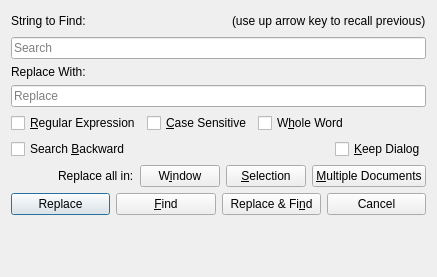
Old version of the form src/DialogReplace.ui in the repository eteran/nedit-ng.
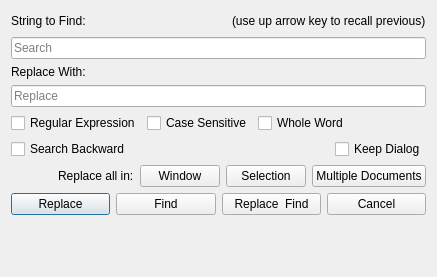
New version of the form. Icons and pictures are not drawn.

The edit to the form file:
```diff
--- a/src/DialogReplace.ui
+++ b/src/DialogReplace.ui
@@ -77,21 +77,21 @@
      <item>
       <widget class="QCheckBox" name="checkRegex">
        <property name="text">
-        <string>&amp;Regular Expression</string>
+        <string>Regular Expression</string>
        </property>
       </widget>
      </item>
      <item>
       <widget class="QCheckBox" name="checkCase">
        <property name="text">
-        <string>&amp;Case Sensitive</string>
+        <string>Case Sensitive</string>
        </property>
       </widget>
      </item>
      <item>
       <widget class="QCheckBox" name="checkWord">
        <property name="text">
-        <string>W&amp;hole Word</string>
+        <string>Whole Word</string>
        </property>
       </widget>
      </item>
@@ -115,7 +115,7 @@
      <item>
       <widget class="QCheckBox" name="checkBackward">
        <property name="text">
-        <string>Search &amp;Backward</string>
+        <string>Search Backward</string>
        </property>
       </widget>
      </item>
@@ -135,7 +135,7 @@
      <item>
       <widget class="QCheckBox" name="checkKeep">
        <property name="text">
-        <string>&amp;Keep Dialog</string>
+        <string>Keep Dialog</string>
        </property>
       </widget>
      </item>
@@ -166,7 +166,7 @@
      <item>
       <widget class="QPushButton" name="buttonWindow">
        <property name="text">
-        <string>W&amp;indow</string>
+        <string>Window</string>
        </property>
        <property name="icon">
         <iconset theme="window">
@@ -177,7 +177,7 @@
      <item>
       <widget class="QPushButton" name="buttonSelection">
        <property name="text">
-        <string>&amp;Selection</string>
+        <string>Selection</string>
        </property>
        <property name="icon">
         <iconset theme="edit-select">
@@ -188,7 +188,7 @@
      <item>
       <widget class="QPushButton" name="buttonMulti">
        <property name="text">
-        <string>&amp;Multiple Documents</string>
+        <string>Multiple Documents</string>
        </property>
        <property name="icon">
         <iconset theme="folder-documents">
@@ -220,7 +220,7 @@
      <item>
       <widget class="QPushButton" name="buttonFind">
        <property name="text">
-        <string>&amp;Find</string>
+        <string>Find</string>
        </property>
        <property name="icon">
         <iconset theme="edit-find">
@@ -231,7 +231,7 @@
      <item>
       <widget class="QPushButton" name="buttonReplaceFind">
        <property name="text">
-        <string>Replace &amp;&amp; Fi&amp;nd</string>
+        <string>Replace  Find</string>
        </property>
        <property name="icon">
         <iconset theme="edit-find-replace">
```
